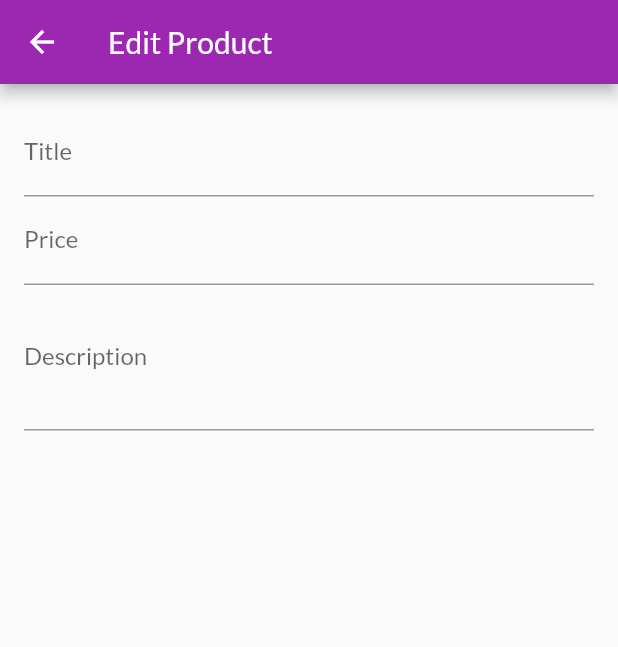
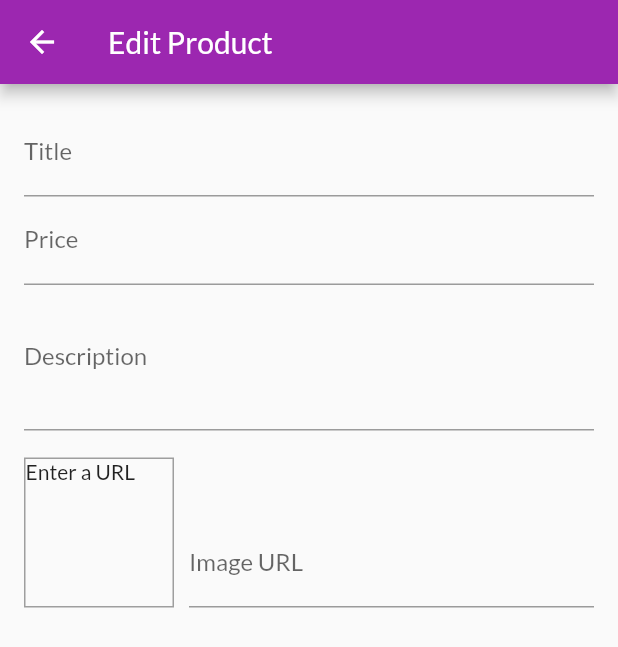
Before and after one commit to sahilmob/flutter-my-shop, a Flutter app: the EditProductSecreen screen opened by its route, on a phone screen of 412 x 824 dp. Shown: the top 647 px of the screen. Run offline on Flutter 3.47's test engine with Material 2 defaults, Android fonts, the phone set to English and light mode, and no system bars; network calls fail.

Commit message:
add image input and preview

```diff
--- a/lib/screens/edit_product_screen.dart
+++ b/lib/screens/edit_product_screen.dart
@@ -9,12 +9,29 @@ class EditProductSecreen extends StatefulWidget {
 class _EditProductScreenState extends State<EditProductSecreen> {
   final _priceFocusNode = FocusNode();
   final _descriptionFocusNode = FocusNode();
+  final _imageFocusNode = FocusNode();
+  final _imageURLController = TextEditingController();
+
+  @override
+  void initState() {
+    _imageFocusNode.addListener(_updateImageURL);
+    super.initState();
+  }
 
   @override
   void dispose() {
+    _imageFocusNode.removeListener(_updateImageURL);
     _priceFocusNode.dispose();
     _descriptionFocusNode.dispose();
+    _imageFocusNode.dispose();
+    _imageURLController.dispose();
     super.dispose();
+  }
+
+  void _updateImageURL() {
+    if (!_imageFocusNode.hasFocus) {
+      setState(() {});
+    }
   }
 
   @override
@@ -50,6 +67,41 @@ class _EditProductScreenState extends State<EditProductSecreen> {
                 keyboardType: TextInputType.multiline,
                 focusNode: _descriptionFocusNode,
               ),
+              SizedBox(
+                height: 10,
+              ),
+              Row(
+                crossAxisAlignment: CrossAxisAlignment.end,
+                children: <Widget>[
+                  Container(
+                    width: 100,
+                    height: 100,
+                    margin: EdgeInsets.only(top: 8, right: 10),
+                    decoration: BoxDecoration(
+                      border: Border.all(width: 1, color: Colors.grey),
+                    ),
+                    child: _imageURLController.text.isEmpty
+                        ? Text("Enter a URL")
+                        : FittedBox(
+                            child: Image.network(
+                              _imageURLController.text,
+                              fit: BoxFit.cover,
+                            ),
+                          ),
+                  ),
+                  Expanded(
+                    child: TextFormField(
+                      decoration: InputDecoration(
+                        labelText: "Image URL",
+                      ),
+                      keyboardType: TextInputType.url,
+                      textInputAction: TextInputAction.done,
+                      controller: _imageURLController,
+                      focusNode: _imageFocusNode,
+                    ),
+                  )
+                ],
+              )
             ],
           ),
         ),
```
